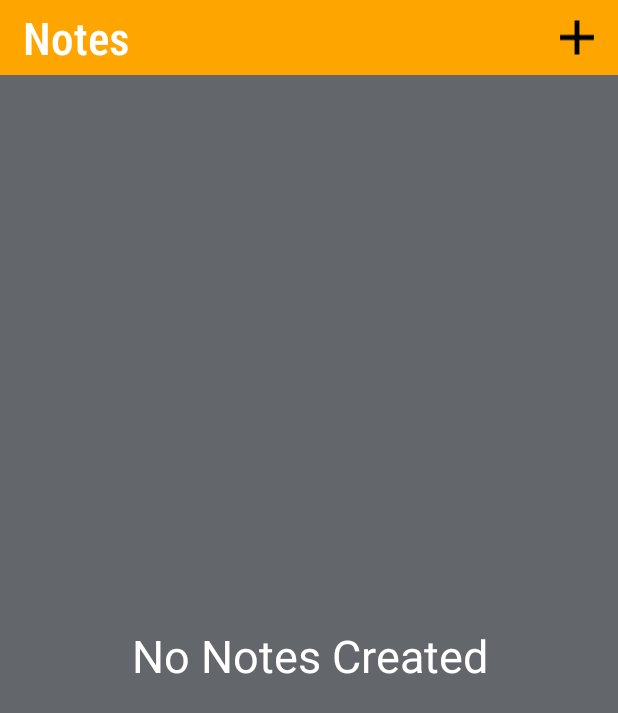
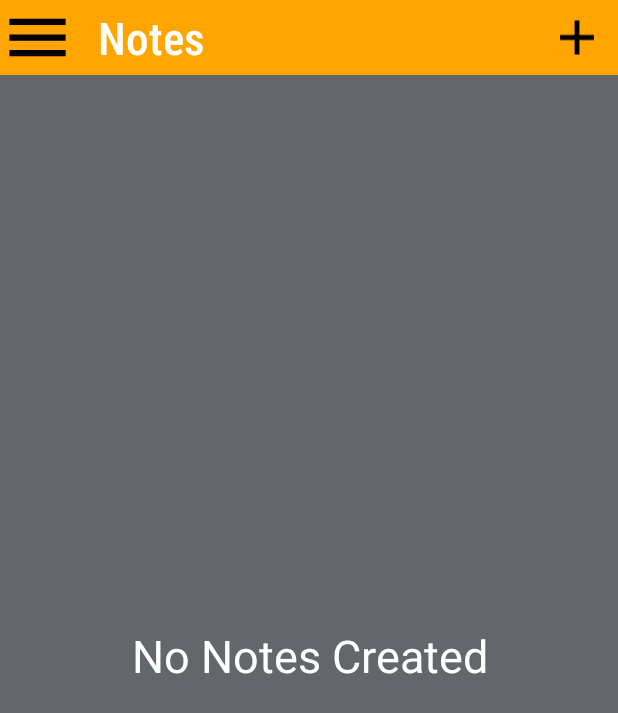
Before and after one commit to agr-shubham/NotesApp, an Android app: the screen it shows after launch (ListNotesActivity), on a phone screen of 412 x 824 dp. Shown: the top 713 px of the screen. Run offline under Robolectric (Android 15) with nearby library versions, the phone set to English and light mode, and no system bars; our stand-ins replace Room's generated code.

Commit message:
Added Navigation Drawer

```diff
--- a/app/build.gradle
+++ b/app/build.gradle
@@ -62,6 +62,8 @@ dependencies {
     // UI
     implementation "androidx.constraintlayout:constraintlayout:$rootProject.constraintLayoutVersion"
     implementation "com.google.android.material:material:$rootProject.materialVersion"
+    implementation 'androidx.legacy:legacy-support-v4:1.0.0'
+
 
     // Testing
     testImplementation "junit:junit:$rootProject.junitVersion"
--- a/app/src/main/res/layout/activity_list_notes.xml
+++ b/app/src/main/res/layout/activity_list_notes.xml
@@ -1,23 +1,29 @@
 <?xml version="1.0" encoding="utf-8"?>
-<androidx.constraintlayout.widget.ConstraintLayout xmlns:android="http://schemas.android.com/apk/res/android"
+<androidx.drawerlayout.widget.DrawerLayout xmlns:android="http://schemas.android.com/apk/res/android"
     xmlns:app="http://schemas.android.com/apk/res-auto"
     xmlns:tools="http://schemas.android.com/tools"
+    android:id="@+id/drawerLayout"
+    android:layout_width="match_parent"
+    android:layout_height="match_parent"
+    tools:context=".UI.activities.ListNotesActivity">
+
+    <androidx.constraintlayout.widget.ConstraintLayout
         android:layout_width="match_parent"
         android:layout_height="match_parent"
         android:background="@color/dark_gray"
         tools:context=".UI.activities.ListNotesActivity">
 
-<!--    <ImageButton-->
-<!--        android:id="@+id/nav_button"-->
-<!--        android:layout_width="50dp"-->
-<!--        android:padding="0dp"-->
-<!--        android:layout_height="50dp"-->
-<!--        android:adjustViewBounds="true"-->
-<!--        android:scaleType="fitCenter"-->
-<!--        android:background="@color/orange"-->
-<!--        android:src="@drawable/ic_navigation_more"-->
-<!--        app:layout_constraintStart_toStartOf="parent"-->
-<!--        app:layout_constraintTop_toTopOf="parent" />-->
+        <ImageButton
+            android:id="@+id/nav_button"
+            android:layout_width="50dp"
+            android:padding="0dp"
+            android:layout_height="50dp"
+            android:adjustViewBounds="true"
+            android:scaleType="fitCenter"
+            android:background="@color/orange"
+            android:src="@drawable/ic_navigation_more"
+            app:layout_constraintStart_toStartOf="parent"
+            app:layout_constraintTop_toTopOf="parent" />
 
         <TextView
             android:id="@+id/title"
@@ -34,7 +40,7 @@
             android:textSize="30dp"
             app:layout_constraintEnd_toEndOf="parent"
             app:layout_constraintHorizontal_bias="1.0"
-        app:layout_constraintStart_toStartOf="parent"
+            app:layout_constraintStart_toEndOf="@+id/nav_button"
             app:layout_constraintTop_toTopOf="parent" />
     <!--        app:layout_constraintStart_toEndOf="@+id/nav_button"-->
             app:layout_constraintTop_toTopOf="parent" />
@@ -82,3 +88,13 @@
             app:layout_constraintStart_toStartOf="parent"
             app:layout_constraintTop_toBottomOf="@+id/title" />
     </androidx.constraintlayout.widget.ConstraintLayout>
+    <com.google.android.material.navigation.NavigationView
+        android:id="@+id/navView"
+        android:layout_width="wrap_content"
+        android:layout_height="match_parent"
+        android:layout_gravity="start"
+        android:background="@color/gray_600"
+        app:headerLayout="@layout/nav_header"
+        app:menu="@menu/drawer_list"
+        android:fitsSystemWindows="true"/>
+</androidx.drawerlayout.widget.DrawerLayout>
--- /dev/null
+++ b/app/src/main/res/menu/drawer_list.xml
@@ -0,0 +1,9 @@
+<?xml version="1.0" encoding="utf-8"?>
+<menu xmlns:android="http://schemas.android.com/apk/res/android">
+    <item
+        android:id="@+id/about"
+        android:title="About" />
+    <item
+        android:id="@+id/contactus"
+        android:title="Contact Us" />
+</menu>
```
Also changed, not shown: app/src/main/java/com/shubham/notes/UI/activities/ListNotesActivity.kt (+66 -0 lines), app/src/main/res/layout/nav_header.xml (added, +21 -0 lines). Lines whose indentation alone changed are shown as unchanged.
